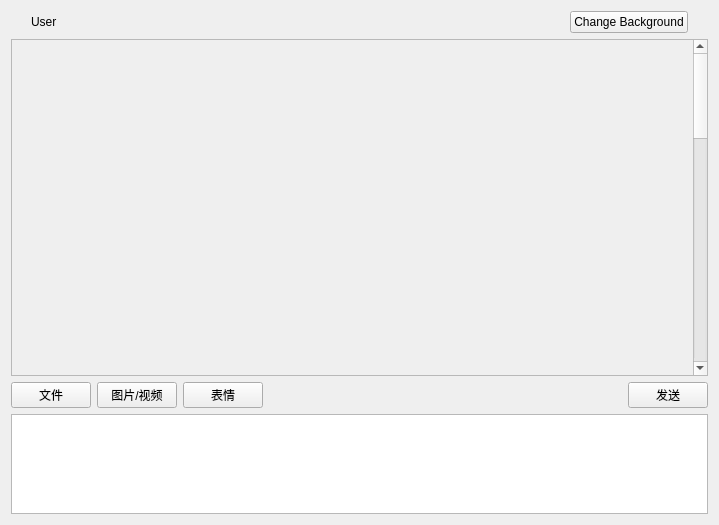
Above: LCS/chatwindow.ui from SeeChen/LCS_lanChatSoftware before the change. Below: the same form after it.
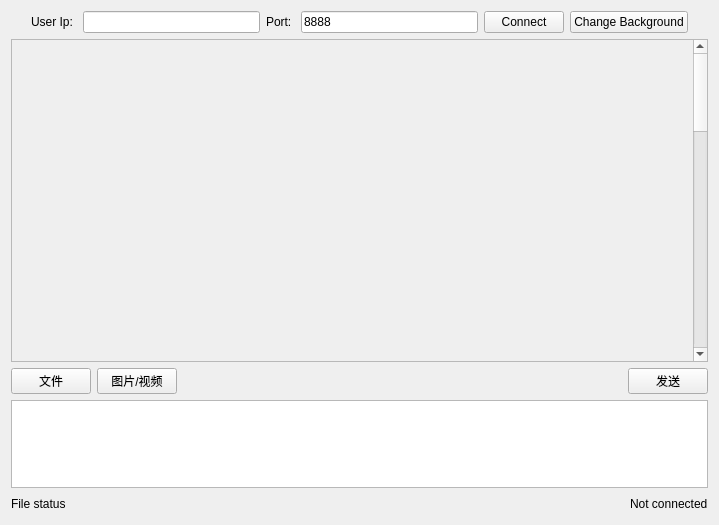
That is the form after the change.

Patch:
```diff
--- a/LCS/chatwindow.ui
+++ b/LCS/chatwindow.ui
@@ -13,9 +13,9 @@
   <property name="windowTitle">
    <string>Form</string>
   </property>
-  <layout class="QVBoxLayout" name="verticalLayout_3">
+  <layout class="QVBoxLayout" name="verticalLayout_2">
    <item>
-    <layout class="QHBoxLayout" name="horizontalLayout">
+    <layout class="QHBoxLayout" name="horizontalLayout_4">
      <item>
       <spacer name="horizontalSpacer">
        <property name="orientation">
@@ -35,7 +35,35 @@
      <item>
       <widget class="QLabel" name="labelUser">
        <property name="text">
-        <string>User</string>
+        <string>User Ip: </string>
+       </property>
+      </widget>
+     </item>
+     <item>
+      <widget class="QLineEdit" name="lineEditIp">
+       <property name="text">
+        <string/>
+       </property>
+      </widget>
+     </item>
+     <item>
+      <widget class="QLabel" name="labelPort">
+       <property name="text">
+        <string>Port: </string>
+       </property>
+      </widget>
+     </item>
+     <item>
+      <widget class="QLineEdit" name="lineEditPort">
+       <property name="text">
+        <string>8888</string>
+       </property>
+      </widget>
+     </item>
+     <item>
+      <widget class="QPushButton" name="pushButtonConnect">
+       <property name="text">
+        <string>Connect</string>
        </property>
       </widget>
      </item>
@@ -102,7 +130,7 @@
             </size>
            </property>
            <property name="text">
-            <string>TextLabel</string>
+            <string/>
            </property>
           </widget>
          </item>
@@ -112,8 +140,6 @@
      </item>
     </layout>
    </item>
-   <item>
-    <layout class="QVBoxLayout" name="verticalLayout_2">
      <item>
       <layout class="QHBoxLayout" name="horizontalLayout_3">
        <item>
@@ -130,13 +156,6 @@
          </property>
         </widget>
        </item>
-       <item>
-        <widget class="QPushButton" name="pushButtonEmoji">
-         <property name="text">
-          <string>表情</string>
-         </property>
-        </widget>
-       </item>
        <item>
         <spacer name="horizontalSpacer_5">
          <property name="orientation">
@@ -159,8 +178,6 @@
        </item>
       </layout>
      </item>
-    </layout>
-   </item>
    <item>
     <widget class="QTextEdit" name="textEdit">
      <property name="maximumSize">
@@ -171,6 +188,37 @@
      </property>
     </widget>
    </item>
+   <item>
+    <layout class="QHBoxLayout" name="horizontalLayout">
+     <item>
+      <widget class="QLabel" name="labelFileStatus">
+       <property name="text">
+        <string>File status</string>
+       </property>
+      </widget>
+     </item>
+     <item>
+      <spacer name="horizontalSpacer_3">
+       <property name="orientation">
+        <enum>Qt::Horizontal</enum>
+       </property>
+       <property name="sizeHint" stdset="0">
+        <size>
+         <width>428</width>
+         <height>20</height>
+        </size>
+       </property>
+      </spacer>
+     </item>
+     <item>
+      <widget class="QLabel" name="labelConnectionStatus">
+       <property name="text">
+        <string>Not connected</string>
+       </property>
+      </widget>
+     </item>
+    </layout>
+   </item>
   </layout>
  </widget>
  <resources/>
```
Lines whose indentation alone changed are shown as unchanged.
